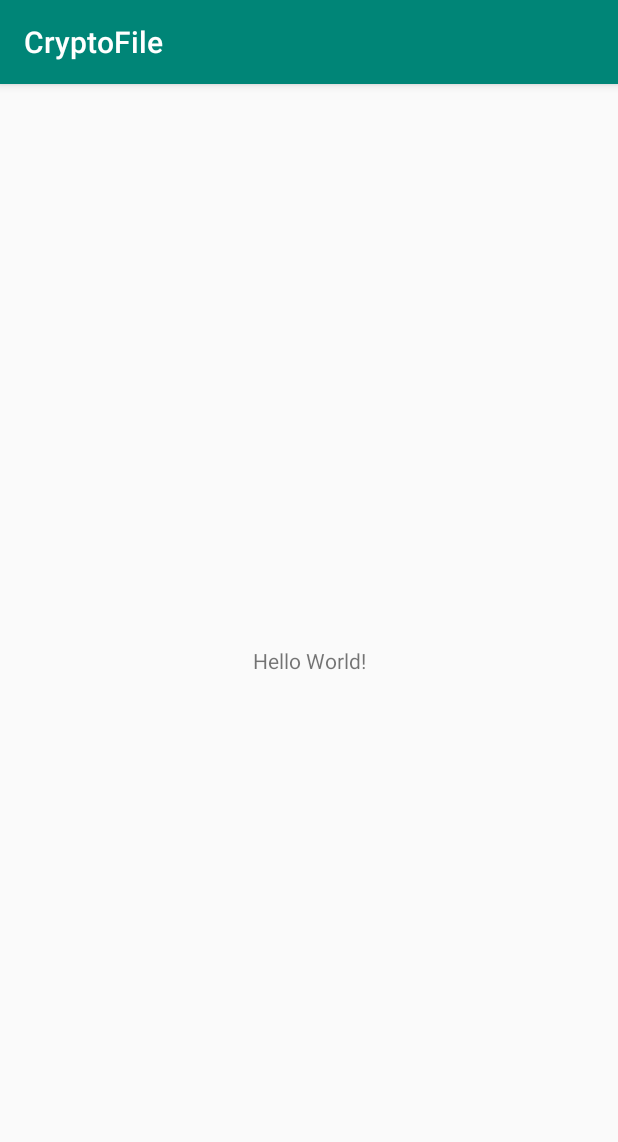
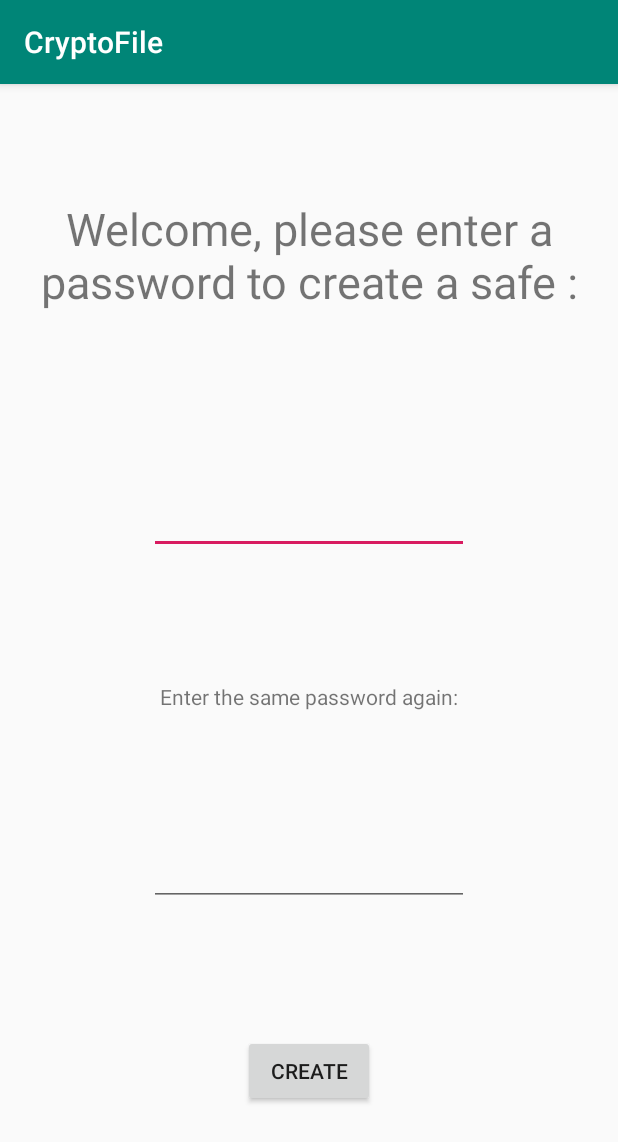
Before and after one commit to Ryjab/cryptographie, an Android app: the screen it shows after launch (MainActivity), on a phone screen of 412 x 824 dp. Shown: the top 1142 px of the screen. Run offline under Robolectric (Android 15) with nearby library versions, the phone set to English and light mode, and no system bars.

Commit message:
Ajout du debut de l'interface

```diff
--- a/app/src/main/java/Epita/Marion_Romain/cryptofile/MainActivity.kt
+++ b/app/src/main/java/Epita/Marion_Romain/cryptofile/MainActivity.kt
@@ -1,13 +1,24 @@
 package epita.marion_romain.cryptofile
 
+import android.content.Intent
 import android.os.Bundle
 import androidx.appcompat.app.AppCompatActivity
+import android.view.View
+import kotlinx.android.synthetic.main.activity_main.*
 
-class MainActivity : AppCompatActivity() {
+class MainActivity : AppCompatActivity(), View.OnClickListener {
 
     override fun onCreate(savedInstanceState: Bundle?) {
         super.onCreate(savedInstanceState)
         setContentView(R.layout.activity_main)
+        createbutton.setOnClickListener(this@MainActivity)
+    }
 
+    override fun onClick(v: View?) {
+        if (v != null && v.id == R.id.createbutton) {
+            var explicitIntent = Intent(this, Main2Activity::class.java)
+            startActivity(explicitIntent)
+
+        }
     }
 }
--- a/app/src/main/res/layout/activity_main.xml
+++ b/app/src/main/res/layout/activity_main.xml
@@ -7,12 +7,61 @@
     tools:context=".MainActivity">
 
     <TextView
+        android:id="@+id/textView2"
         android:layout_width="wrap_content"
         android:layout_height="wrap_content"
-        android:text="Hello World!"
+        android:text="Welcome, please enter a password to create a safe :"
+        android:textAlignment="center"
+        android:textSize="30sp"
         app:layout_constraintBottom_toBottomOf="parent"
         app:layout_constraintLeft_toLeftOf="parent"
         app:layout_constraintRight_toRightOf="parent"
-        app:layout_constraintTop_toTopOf="parent" />
+        app:layout_constraintTop_toTopOf="parent"
+        app:layout_constraintVertical_bias="0.11" />
+
+    <EditText
+        android:id="@+id/editText"
+        android:layout_width="wrap_content"
+        android:layout_height="wrap_content"
+        android:layout_marginTop="116dp"
+        android:ems="10"
+        android:inputType="textPassword"
+        app:layout_constraintBottom_toBottomOf="parent"
+        app:layout_constraintEnd_toEndOf="parent"
+        app:layout_constraintStart_toStartOf="parent"
+        app:layout_constraintTop_toBottomOf="@+id/textView2"
+        app:layout_constraintVertical_bias="0.0" />
+
+    <EditText
+        android:id="@+id/editText2"
+        android:layout_width="wrap_content"
+        android:layout_height="wrap_content"
+        android:ems="10"
+        android:inputType="textPassword"
+        app:layout_constraintBottom_toBottomOf="parent"
+        app:layout_constraintEnd_toEndOf="parent"
+        app:layout_constraintStart_toStartOf="parent"
+        app:layout_constraintTop_toBottomOf="@+id/editText"
+        app:layout_constraintVertical_bias="0.462" />
+
+    <TextView
+        android:id="@+id/textView3"
+        android:layout_width="wrap_content"
+        android:layout_height="wrap_content"
+        android:text="Enter the same password again:"
+        app:layout_constraintBottom_toTopOf="@+id/editText2"
+        app:layout_constraintEnd_toEndOf="parent"
+        app:layout_constraintStart_toStartOf="parent"
+        app:layout_constraintTop_toBottomOf="@+id/editText" />
+
+    <Button
+        android:id="@+id/createbutton"
+        android:layout_width="wrap_content"
+        android:layout_height="wrap_content"
+        android:text="Create"
+        app:layout_constraintBottom_toBottomOf="parent"
+        app:layout_constraintEnd_toEndOf="parent"
+        app:layout_constraintStart_toStartOf="parent"
+        app:layout_constraintTop_toBottomOf="@+id/editText2" />
 
 </androidx.constraintlayout.widget.ConstraintLayout>
```
Also changed, not shown: app/src/main/java/Epita/Marion_Romain/cryptofile/Main2Activity.kt (added, +39 -0 lines), app/src/main/res/layout/activity_main2.xml (added, +35 -0 lines).
